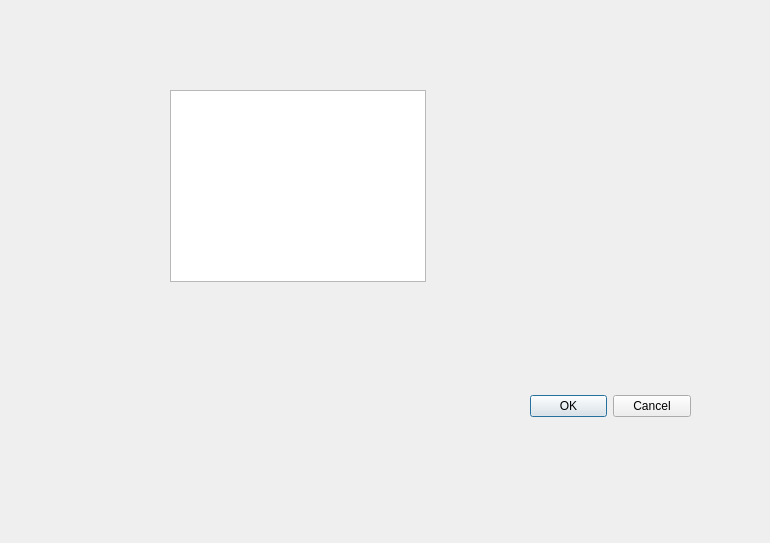
This is ui/shouye.ui in whatareyou896/modelcar as Qt 5 draws it before an edit. The edited form follows.
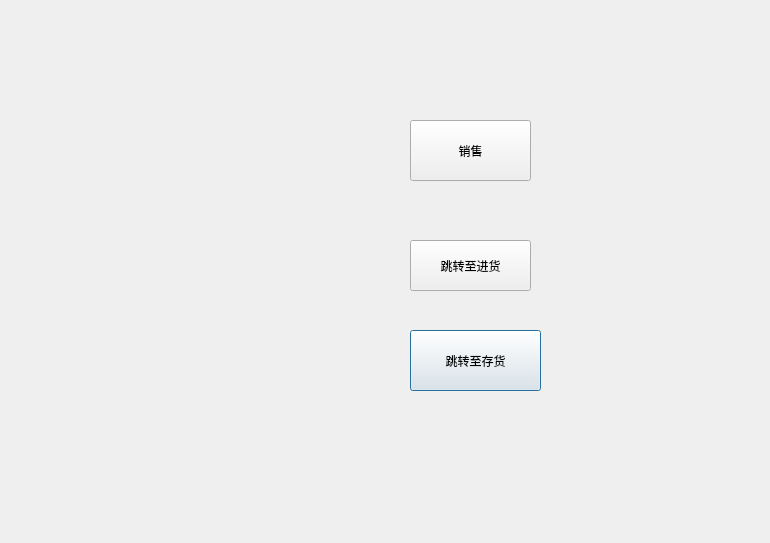
This is the edited form.

The edit to the form file:
```diff
--- a/ui/shouye.ui
+++ b/ui/shouye.ui
@@ -13,31 +13,50 @@
   <property name="windowTitle">
    <string>Dialog</string>
   </property>
-  <widget class="QDialogButtonBox" name="buttonBox">
+  <widget class="QPushButton" name="pushButton">
    <property name="geometry">
     <rect>
-     <x>530</x>
-     <y>390</y>
-     <width>161</width>
-     <height>32</height>
+     <x>410</x>
+     <y>330</y>
+     <width>131</width>
+     <height>61</height>
     </rect>
    </property>
-   <property name="orientation">
-    <enum>Qt::Horizontal</enum>
+   <property name="text">
+    <string>跳转至存货</string>
    </property>
-   <property name="standardButtons">
-    <set>QDialogButtonBox::Cancel|QDialogButtonBox::Ok</set>
+  </widget>
+  <widget class="QPushButton" name="pushButton_2">
+   <property name="geometry">
+    <rect>
+     <x>410</x>
+     <y>240</y>
+     <width>121</width>
+     <height>51</height>
+    </rect>
    </property>
+   <property name="text">
+    <string>跳转至进货</string>
+   </property>
   </widget>
-  <widget class="QColumnView" name="columnView">
+  <widget class="QPushButton" name="pushButton_3">
    <property name="geometry">
     <rect>
-     <x>170</x>
-     <y>90</y>
-     <width>256</width>
-     <height>192</height>
+     <x>410</x>
+     <y>120</y>
+     <width>121</width>
+     <height>61</height>
     </rect>
    </property>
+   <property name="text">
+    <string>销售</string>
+   </property>
+   <property name="iconSize">
+    <size>
+     <width>50</width>
+     <height>50</height>
+    </size>
+   </property>
   </widget>
  </widget>
  <resources/>
```
Left out of the diff: 35 changed lines with no effect on the pictures.
